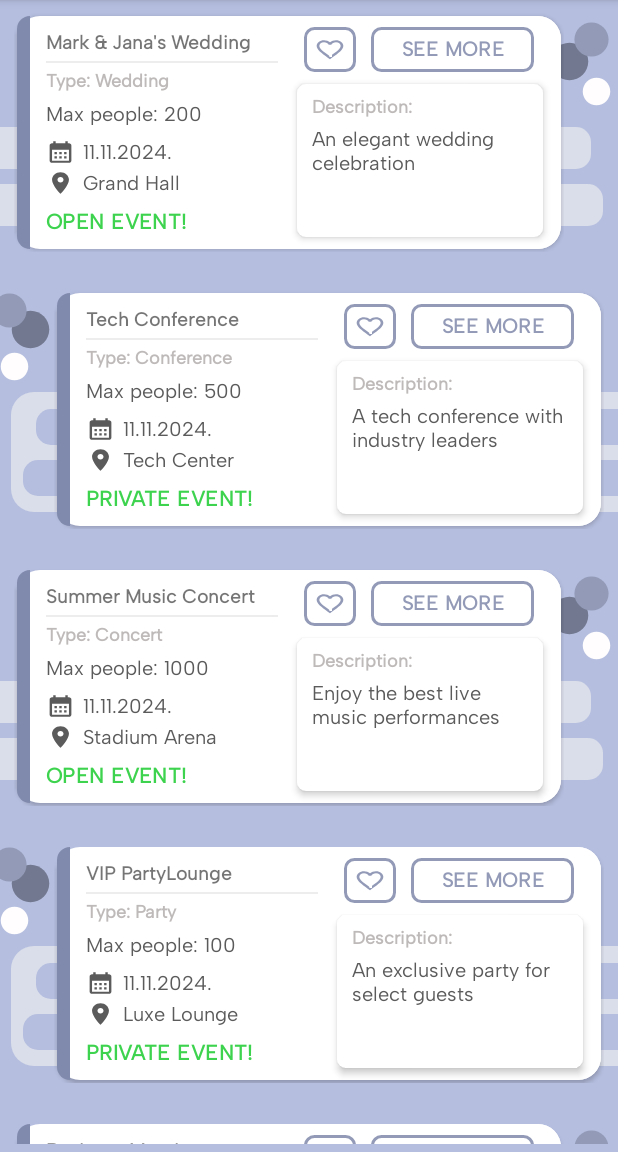
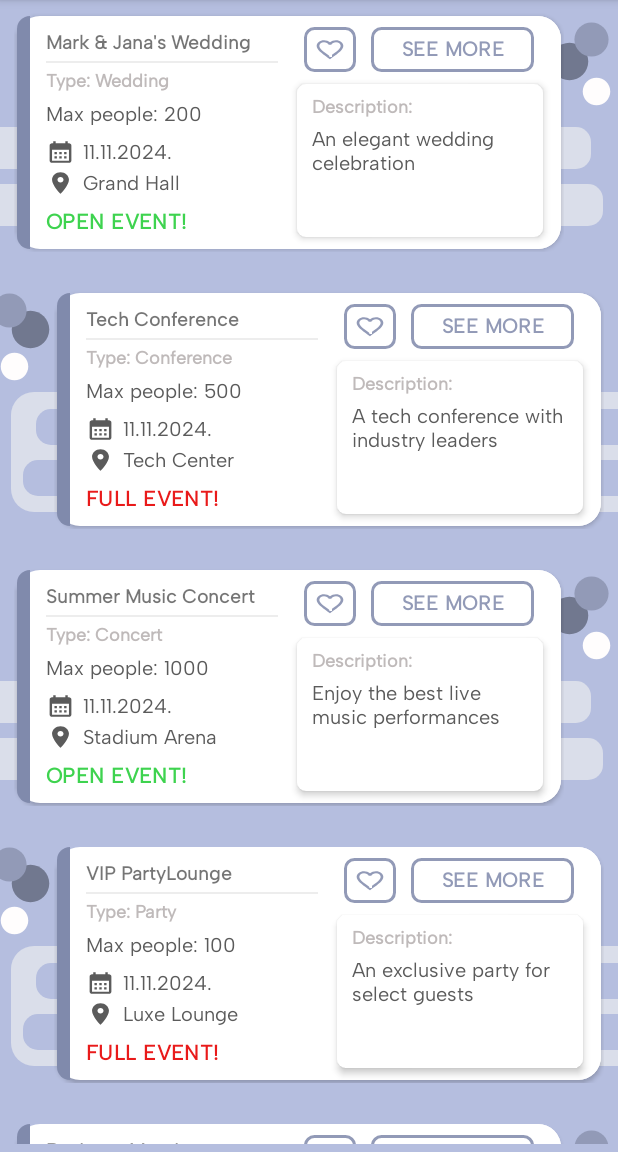
Before and after one commit to kzi-nastava/ma-project-event-planner-siit-2024-team-11, an Android app: the fragment FeaturedEventsFragment shown on its own in the app's theme, on a phone screen of 412 x 824 dp, the part 84-1236 px from its top. Run offline under Robolectric (Android 15) with nearby library versions, the phone set to English and light mode, and no system bars.

Commit message:
[REFACTOR] FeaturedEventsFragment (extract method) | [STYLE] featured event card

```diff
--- a/Eventy/app/src/main/java/com/example/eventy/adapters/FeaturedEventsAdapter.java
+++ b/Eventy/app/src/main/java/com/example/eventy/adapters/FeaturedEventsAdapter.java
@@ -1,6 +1,7 @@
 package com.example.eventy.adapters;
 
 import android.content.Context;
+import android.graphics.Color;
 import android.view.LayoutInflater;
 import android.view.ViewGroup;
 import android.view.View;
@@ -76,9 +77,9 @@ public class FeaturedEventsAdapter extends RecyclerView.Adapter<FeaturedEventsAd
 
             holder.eventLocation.setText(event.getLocation().getName());
 
-            String openOrFullString = event.getPrivacyType() == PrivacyType.PRIVATE ? "PRIVATE EVENT" : "OPEN EVENT";
-            openOrFullString += "!";
+            String openOrFullString = (event.getPrivacyType() == PrivacyType.PRIVATE ? "FULL EVENT" : "OPEN EVENT") + "!";
             holder.openOrFull.setText(openOrFullString);
+            holder.openOrFull.setTextColor(event.getPrivacyType() == PrivacyType.PRIVATE ? Color.parseColor("#E91A1A") : Color.parseColor("#3ED34F"));
 
             holder.description.setText(event.getDescription());
 
--- a/Eventy/app/src/main/java/com/example/eventy/home/events/featured_events/FeaturedEventsFragment.java
+++ b/Eventy/app/src/main/java/com/example/eventy/home/events/featured_events/FeaturedEventsFragment.java
@@ -40,33 +40,40 @@ public class FeaturedEventsFragment extends Fragment {
     public void onViewCreated(@NonNull View view, @Nullable Bundle savedInstanceState) {
         super.onViewCreated(view, savedInstanceState);
 
+        ArrayList<Event> featuredEvents = getFeaturedEvents();
+
+        featuredEventsAdapter = new FeaturedEventsAdapter(requireContext(), featuredEvents);
+
+        binding.featuredEventsRecycler.setLayoutManager(new LinearLayoutManager(requireContext()));
+        binding.featuredEventsRecycler.setAdapter(featuredEventsAdapter);
+    }
+
+    @NonNull
+    private static ArrayList<Event> getFeaturedEvents() {
         ArrayList<Event> featuredEvents = new ArrayList<>();
 
-        // Create EventType instances
+        // event types
         EventType weddingType = new EventType("Wedding", "A celebration of marriage", true);
         EventType conferenceType = new EventType("Conference", "Professional gathering for knowledge exchange", true);
         EventType concertType = new EventType("Concert", "Live musical performance", true);
         EventType partyType = new EventType("Party", "A social gathering with music and dancing", true);
         EventType meetingType = new EventType("Meeting", "A formal gathering of individuals for a specific purpose", true);
 
-        // Create Location instances
+        // locations
         Location weddingLocation = new Location("Grand Hall", "123 Wedding St, Cityville", 40.7128, -74.0060);
         Location conferenceLocation = new Location("Tech Center", "456 Innovation Blvd, Tech City", 37.7749, -122.4194);
         Location concertLocation = new Location("Stadium Arena", "789 Music Ave, Townsville", 34.0522, -118.2437);
         Location partyLocation = new Location("Luxe Lounge", "101 Party Ln, Fun Town", 51.5074, -0.1278);
         Location meetingLocation = new Location("Boardroom", "200 Corporate Rd, Business Park", 42.3601, -71.0589);
 
-        // Create Event instances
+        // add to featured events
         featuredEvents.add(new Event("Mark & Jana's Wedding", "An elegant wedding celebration", 200, PrivacyType.PUBLIC, new Date(), weddingLocation, weddingType));
         featuredEvents.add(new Event("Tech Conference", "A tech conference with industry leaders", 500, PrivacyType.PRIVATE, new Date(), conferenceLocation, conferenceType));
         featuredEvents.add(new Event("Summer Music Concert", "Enjoy the best live music performances", 1000, PrivacyType.PUBLIC, new Date(), concertLocation, concertType));
         featuredEvents.add(new Event("VIP PartyLounge", "An exclusive party for select guests", 100, PrivacyType.PRIVATE, new Date(), partyLocation, partyType));
         featuredEvents.add(new Event("Business Meeting", "Discussing the upcoming quarter's goals", 30, PrivacyType.PUBLIC, new Date(), meetingLocation, meetingType));
 
-        featuredEventsAdapter = new FeaturedEventsAdapter(requireContext(), featuredEvents);
-
-        binding.featuredEventsRecycler.setLayoutManager(new LinearLayoutManager(requireContext()));
-        binding.featuredEventsRecycler.setAdapter(featuredEventsAdapter);
+        return featuredEvents;
     }
 
     @Override
```
